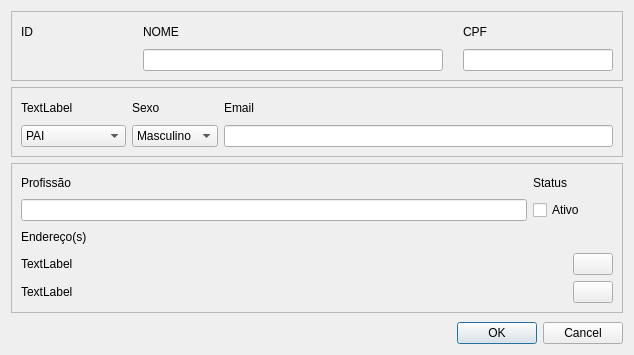
Before: the Qt Designer form views/pages/compenentes/responsalvelEditor.ui in herbariorum/finn, drawn with Qt 5.
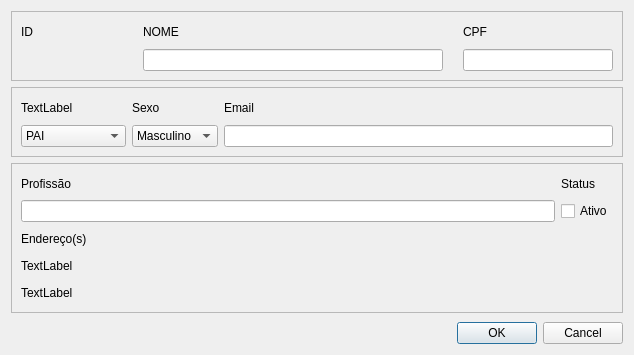
After: the same form once the commit is applied.

Patch:
```diff
--- a/views/pages/compenentes/responsalvelEditor.ui
+++ b/views/pages/compenentes/responsalvelEditor.ui
@@ -274,13 +274,6 @@
            </property>
           </widget>
          </item>
-         <item row="3" column="2">
-          <widget class="QPushButton" name="btnCadEndereco">
-           <property name="text">
-            <string/>
-           </property>
-          </widget>
-         </item>
          <item row="4" column="0" colspan="2">
           <widget class="QLabel" name="lblContato">
            <property name="text">
@@ -288,13 +281,6 @@
            </property>
           </widget>
          </item>
-         <item row="4" column="2">
-          <widget class="QPushButton" name="btnCadContato">
-           <property name="text">
-            <string/>
-           </property>
-          </widget>
-         </item>
         </layout>
        </widget>
       </item>
```
